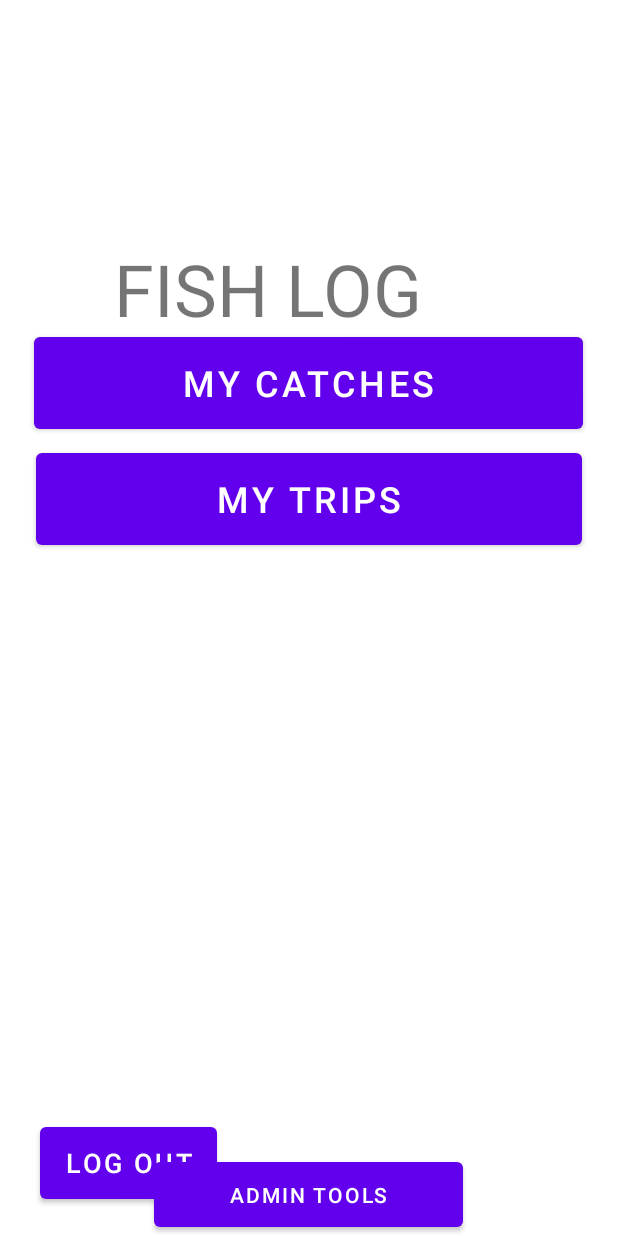
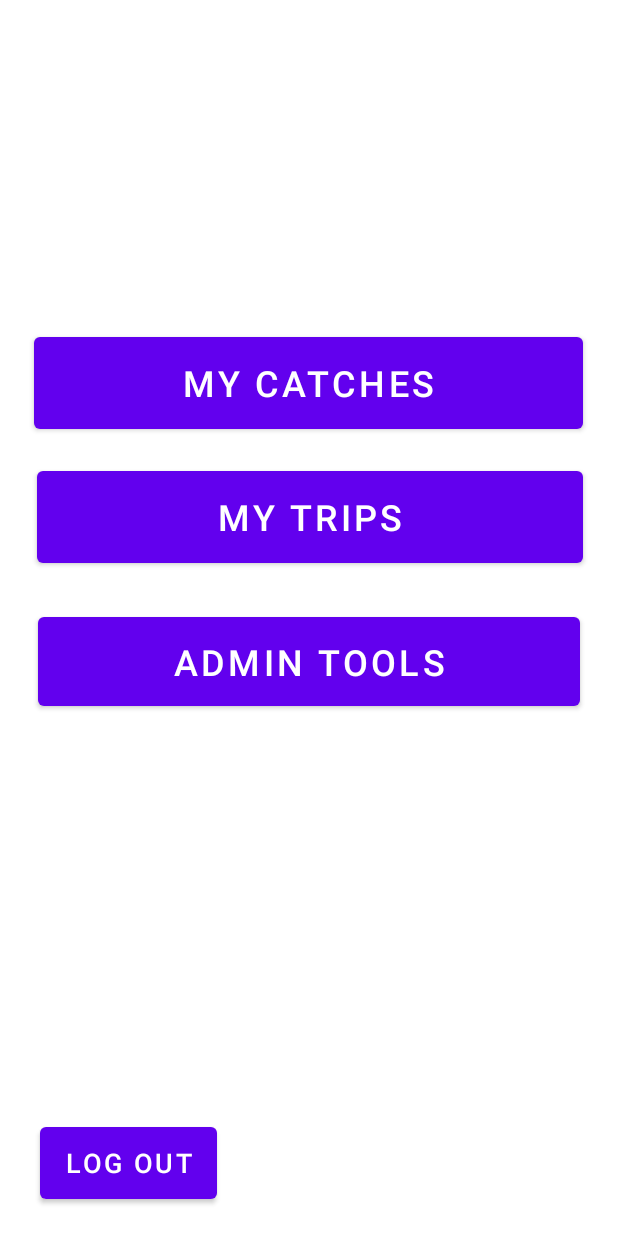
Before and after one commit to LukeBerryCS/FishLog, an Android app: the layout index.xml on its own in the app's theme, with its tools: preview values and no code run, on a phone screen of 412 x 824 dp. Run offline under Robolectric (Android 15) with nearby library versions, the phone set to English and light mode, and no system bars.

Commit message:
General improvements

```diff
--- a/app/src/main/java/com/example/fishlog/AdminTools.java
+++ b/app/src/main/java/com/example/fishlog/AdminTools.java
@@ -94,8 +94,6 @@ public class AdminTools extends AppCompatActivity {
         myUser.setAdmin(true);
         myUserDAO.update(myUser);
     }
-
-    //TODO implement changePassword()
     private void changePassword(String password) {
         adminToolsChangePasswordConfirm.setVisibility(View.VISIBLE);
         adminToolsChangePassword.setVisibility(View.INVISIBLE);
--- a/app/src/main/res/layout/index.xml
+++ b/app/src/main/res/layout/index.xml
@@ -48,34 +48,24 @@
         android:id="@+id/indexMyTrips"
         android:layout_width="364dp"
         android:layout_height="73dp"
-        android:layout_marginTop="4dp"
+        android:layout_marginTop="16dp"
         android:text="My Trips"
         android:textSize="24sp"
         app:layout_constraintEnd_toEndOf="parent"
+        app:layout_constraintHorizontal_bias="0.51"
         app:layout_constraintStart_toStartOf="parent"
         app:layout_constraintTop_toBottomOf="@+id/indexMyCatches" />
 
-    <TextView
-        android:id="@+id/indexTitle"
-        android:layout_width="260dp"
-        android:layout_height="79dp"
-        android:text="FISH LOG"
-        android:textSize="48sp"
-        app:layout_constraintBottom_toTopOf="@+id/indexMyCatches"
+    <Button
+        android:id="@+id/indexAdminTools"
+        android:layout_width="361dp"
+        android:layout_height="71dp"
+        android:layout_marginTop="24dp"
+        android:text="Admin Tools"
+        android:textSize="24sp"
+        app:layout_constraintBottom_toBottomOf="parent"
         app:layout_constraintEnd_toEndOf="parent"
         app:layout_constraintStart_toStartOf="parent"
-        app:layout_constraintTop_toBottomOf="@+id/loginInfoTemp" />
-
-    <Button
-        android:id="@+id/indexAdminTools"
-        android:layout_width="206dp"
-        android:layout_height="55dp"
-        android:layout_marginTop="20dp"
-        android:text="Admin Tools"
-        app:layout_constraintBottom_toBottomOf="parent"
-        app:layout_constraintEnd_toEndOf="parent"
-        app:layout_constraintHorizontal_bias="0.497"
-        app:layout_constraintStart_toStartOf="parent"
-        app:layout_constraintTop_toBottomOf="@+id/indexPersonalBest"
+        app:layout_constraintTop_toBottomOf="@+id/indexMyTrips"
         app:layout_constraintVertical_bias="0.0" />
 </androidx.constraintlayout.widget.ConstraintLayout>
```
